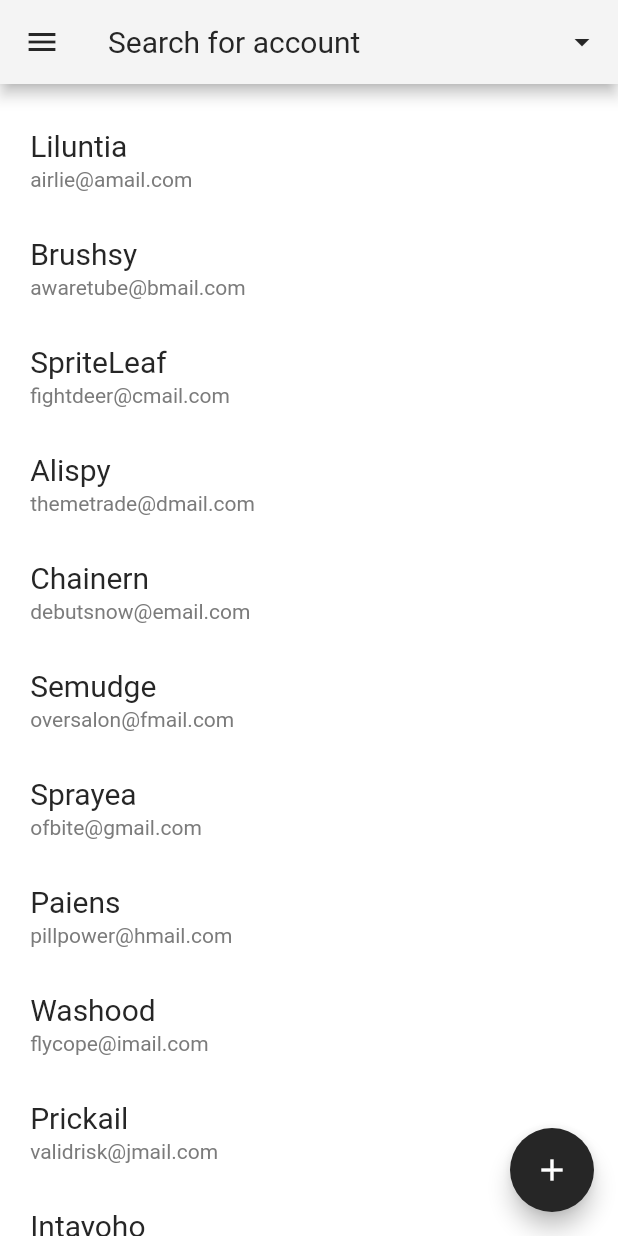
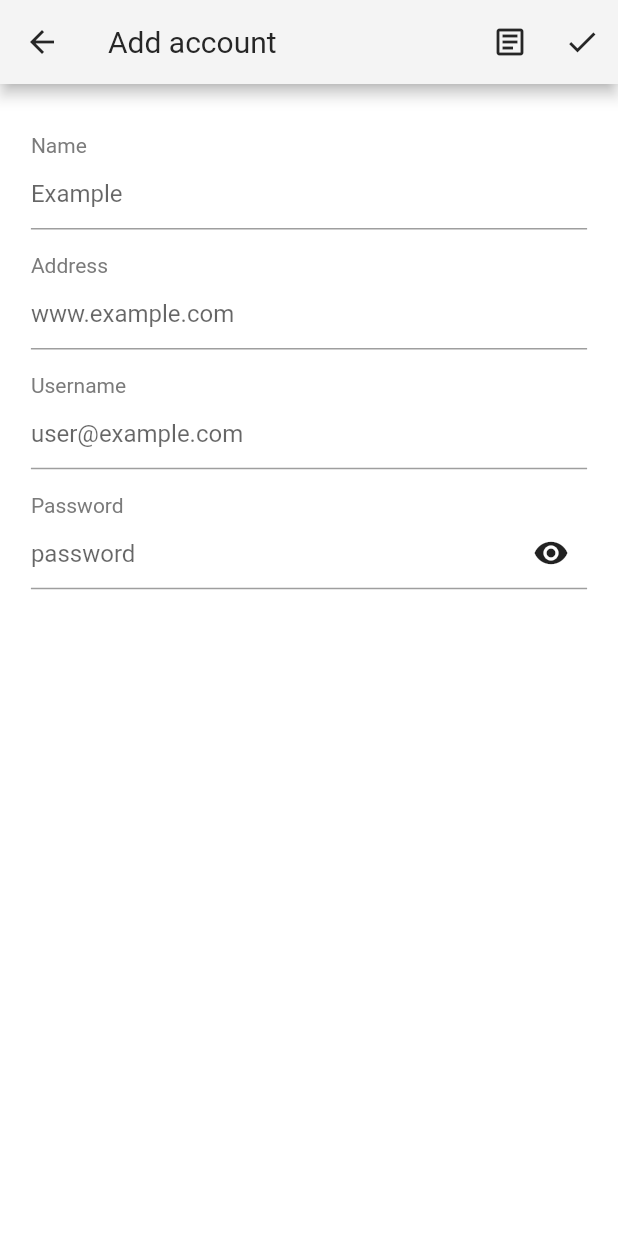
Before and after one commit to franthormel/sealpass, a Flutter app: the Home screen opened directly, after a tap on the "add" icon, on a phone screen of 412 x 824 dp. Run offline on Flutter 3.47's test engine with Material 2 defaults, Android fonts, the phone set to English and light mode, and no system bars.

Commit message:
Add credential

```diff
--- a/lib/manager/padding.dart
+++ b/lib/manager/padding.dart
@@ -6,6 +6,9 @@ class PaddingManager {
 
   static const _kHomeVertical = .02;
   static const _kHomeHorizontal = .01;
+
+  static const _kCredentialAddVertical = .04;
+  static const _kCredentialAddHorizontal = .05;
 
   ///Returns padding for [Security] screen
   static EdgeInsets security(Size size) {
@@ -18,10 +21,22 @@ class PaddingManager {
   ///Returns padding for [Home] screen
   static EdgeInsets home(Size size) {
     final horizontal = size.width * _kHomeHorizontal;
+
     return EdgeInsets.only(
       top: size.height * _kHomeVertical,
       left: horizontal,
       right: horizontal,
     );
   }
+
+  ///Returns padding for [CredentialAdd] screen
+  static EdgeInsets credentialAdd(Size size) {
+    final horizontal = size.width * _kCredentialAddHorizontal;
+
+    return EdgeInsets.only(
+      top: size.height * _kCredentialAddVertical,
+      right: horizontal,
+      left: horizontal,
+    );
+  }
 }
--- a/lib/manager/size.dart
+++ b/lib/manager/size.dart
@@ -4,8 +4,7 @@ class SizeManager {
   static const _kLogoW = .26;
   static const _kLogoH = .20;
 
-  static const _kIconFingerW = .13;
-  static const _kIconFingerH = .07;
+  static const _kIconFinger = .07;
 
   ///Returns the size for image logo
   static Size logo(Size size) {
@@ -15,11 +14,8 @@ class SizeManager {
     );
   }
 
-  ///Returns the size for the fingerprint icon
+  ///Returns the width for the fingerprint icon
   static double iconFinger(Size size) {
-    //LESS accurate
-    //return size.width * _kIconFingerW;
-    //MORE accurate
-    return size.height * _kIconFingerH;
+    return size.height * _kIconFinger;
   }
 }
--- a/lib/models/credential.dart
+++ b/lib/models/credential.dart
@@ -1,5 +1,5 @@
 class Credential {
-  final String company;
+  final String name;
   final String address;
 
   final String username;
@@ -8,10 +8,17 @@ class Credential {
   final DateTime time;
 
   const Credential({
-    this.company,
+    this.name,
     this.address,
     this.username,
     this.password,
     this.time,
   });
+
+  Credential.now({
+    this.name,
+    this.address,
+    this.username,
+    this.password,
+  }) : time = DateTime.now();
 }
--- a/lib/models/data/credentials.dart
+++ b/lib/models/data/credentials.dart
@@ -2,182 +2,182 @@ import '../credential.dart';
 
 List<Credential> sourceCredentials = [
   Credential(
-    company: "Liluntia",
+    name: "Liluntia",
     address: "https://liluntia.com",
     username: "airlie@amail.com",
     password: "RPZwtYRx",
     time: DateTime(2020, 6, 24),
   ),
   Credential(
-    company: "Brushsy",
+    name: "Brushsy",
     address: "https://brushsy.com",
     username: "awaretube@bmail.com",
     password: "dBEpiWrE",
     time: DateTime(2020, 10, 5),
   ),
   Credential(
-    company: "SpriteLeaf",
+    name: "SpriteLeaf",
     address: "https://spriteleaf.com",
     username: "fightdeer@cmail.com",
     password: "qmEq4Ysp",
     time: DateTime(2020, 10, 27),
   ),
   Credential(
-    company: "Alispy",
+    name: "Alispy",
     address: "https://alispy.com",
     username: "themetrade@dmail.com",
     password: "fStaJQLj",
     time: DateTime(2020, 11, 16),
   ),
   Credential(
-    company: "Chainern",
+    name: "Chainern",
     address: "https://chainern.com",
     username: "debutsnow@email.com",
     password: "g2hF8BWG",
     time: DateTime(2021, 2, 24),
   ),
   Credential(
-    company: "Semudge",
+    name: "Semudge",
     address: "https://semudge.com",
     username: "oversalon@fmail.com",
     password: "4mubdzCZ",
-    time: DateTime(2021, 12, 10),
+    time: DateTime(2021, 1, 10),
   ),
   Credential(
-    company: "Sprayea",
+    name: "Sprayea",
     address: "https://sprayea.com",
     username: "ofbite@gmail.com",
     password: "jiC0K1Mu",
     time: DateTime(2020, 6, 4),
   ),
   Credential(
-    company: "Paiens",
+    name: "Paiens",
     address: "https://paiens.com",
     username: "pillpower@hmail.com",
     password: "LWn6Qll5",
     time: DateTime(2020, 9, 18),
   ),
   Credential(
-    company: "Washood",
+    name: "Washood",
     address: "https://washood.com",
     username: "flycope@imail.com",
     password: "VCOfRMeS",
-    time: DateTime(2021, 8, 2),
+    time: DateTime(2021, 4, 2),
   ),
   Credential(
-    company: "Prickail",
+    name: "Prickail",
     address: "https://prickail.com",
     username: "validrisk@jmail.com",
     password: "kpzNot6j",
-    time: DateTime(2021, 11, 4),
+    time: DateTime(2021, 1, 4),
   ),
   Credential(
-    company: "Intayoho",
+    name: "Intayoho",
     address: "https://intayoho.com",
     username: "steelfresh@kmail.com",
     password: "X0JohMiL",
     time: DateTime(2020, 6, 8),
   ),
   Credential(
-    company: "Mokunk",
+    name: "Mokunk",
     address: "https://mokunk.com",
     username: "grazecause@lmail.com",
     password: "wNsNJ7zH",
     time: DateTime(2020, 6, 24),
   ),
   Credential(
-    company: "Arniures",
+    name: "Arniures",
     address: "https://arniures.com",
     username: "tubecan@mmail.com",
     password: "fRBayrHV",
     time: DateTime(2020, 8, 11),
   ),
   Credential(
-    company: "Lipinks",
+    name: "Lipinks",
     address: "https://lipinks.com",
     username: "wayleft@nmail.com",
     password: "RhC0DkmT",
     time: DateTime(2020, 10, 28),
   ),
   Credential(
-    company: "Vilugs",
+    name: "Vilugs",
     address: "https://vilugs.com",
     username: "sippower@omail.com",
     password: "wmEuxkG2",
     time: DateTime(2021, 1, 6),
   ),
   Credential(
-    company: "AudioKey",
+    name: "AudioKey",
     address: "https://audiokey.com",
     username: "soarif@pmail.com",
     password: "58mGi2SV",
     time: DateTime(2021, 2, 12),
   ),
   Credential(
-    company: "Audiofina",
+    name: "Audiofina",
     address: "https://audiofina.com",
     username: "sowuser@qmail.com",
     password: "yf0HygKb",
     time: DateTime(2021, 3, 16),
   ),
   Credential(
-    company: "Stereo.ly",
+    name: "Stereo.ly",
     address: "https://stereoly.com",
     username: "purefile@rmail.com",
     password: "VRf4Y29N",
-    time: DateTime(2021, 6, 3),
+    time: DateTime(2021, 2, 3),
   ),
   Credential(
-    company: "Velires",
+    name: "Velires",
     address: "https://velires.com",
     username: "reachsolo@smail.com",
     password: "VV6DpPOt",
-    time: DateTime(2021, 8, 4),
+    time: DateTime(2021, 4, 4),
   ),
   Credential(
-    company: "Wiizer",
+    name: "Wiizer",
     address: "https://wiizer.com",
     username: "electpure@tmail.com",
     password: "AUOOU0th",
     time: DateTime(2021, 2, 12),
   ),
   Credential(
-    company: "Whisper Time",
+    name: "Whisper Time",
     address: "https://whispertime.com",
     username: "longclose@umail.com",
     password: "JItC7yzS",
     time: DateTime(2020, 9, 17),
   ),
   Credential(
-    company: "Whisperr",
+    name: "Whisperr",
     address: "https://whisperr.com",
     username: "runtrace@vmail.com",
     password: "fGCJi5zt",
     time: DateTime(2020, 11, 9),
   ),
   Credential(
-    company: "Lovlight",
+    name: "Lovlight",
     address: "https://lovlight.com",
     username: "breedmeans@wmail.com",
     password: "oherzEDC",
-    time: DateTime(2021, 6, 29),
+    time: DateTime(2021, 2, 29),
   ),
   Credential(
-    company: "Splutterd",
+    name: "Splutterd",
     address: "https://splutterd.com",
     username: "smallbill@xmail.com",
     password: "5kPOqOQ6",
-    time: DateTime(2021, 7, 12),
+    time: DateTime(2021, 3, 12),
   ),
   Credential(
-    company: "Narling",
+    name: "Narling",
     address: "https://narling.com",
     username: "norise@ymail.com",
     password: "534mFnCH",
-    time: DateTime(2021, 12, 21),
+    time: DateTime(2021, 1, 21),
   ),
   Credential(
-    company: "Shriking",
+    name: "Shriking",
     address: "https://shriking.com",
     username: "bulbsmash@zmail.com",
     password: "z3E0oHWk",
--- a/lib/models/enum/enums.dart
+++ b/lib/models/enum/enums.dart
@@ -1,4 +1,4 @@
-enum SearchType {
+enum SortType {
   Alphabetical,
   Chronological,
 }
--- /dev/null
+++ b/lib/screens/credential_add.dart
@@ -0,0 +1,198 @@
+import 'package:flutter/material.dart';
+
+import '../manager/padding.dart';
+import '../models/credential.dart';
+
+class CredentialAdd extends StatefulWidget {
+  const CredentialAdd({Key key}) : super(key: key);
+
+  @override
+  _CredentialAddState createState() => _CredentialAddState();
+}
+
+class _CredentialAddState extends State<CredentialAdd> {
+  final keyForm = GlobalKey<FormState>();
+  final textName = TextEditingController();
+  final textAddress = TextEditingController();
+  final textUsername = TextEditingController();
+  final textPassword = TextEditingController();
+
+  bool visiblePassword = true;
+
+  void sampleInput() {
+    textName.text = "Google";
+    textAddress.text = "accounts.google.com";
+    textUsername.text = "sample@gmail.com";
+    textPassword.text = "P@s\$w0rd";
+  }
+
+  @override
+  Widget build(BuildContext context) {
+    final size = MediaQuery.of(context).size;
+
+    final padding = PaddingManager.credentialAdd(size);
+
+    return Scaffold(
+      resizeToAvoidBottomInset: false,
+      appBar: AppBar(
+        title: Text("Add account"),
+        actions: <Widget>[
+          //FOR SAMPLING ONLY!!!
+          IconButton(
+            icon: Icon(Icons.article_outlined),
+            tooltip: "Sample",
+            onPressed: () {
+              sampleInput();
+            },
+          ),
+          IconButton(
+            icon: Icon(Icons.check),
+            onPressed: () {
+              //Validate form
+              if (keyForm.currentState.validate()) {
+                final name = textName.text;
+                final address = textAddress.text;
+                final username = textUsername.text;
+                final password = textPassword.text;
+
+                final credential = Credential.now(
+                  name: name,
+                  address: address,
+                  username: username,
+                  password: password,
+                );
+
+                Navigator.pop<Credential>(context, credential);
+              }
+            },
+            tooltip: "Add",
+          ),
+        ],
+      ),
+      body: Padding(
+        padding: padding,
+        //TODO: Put max limits on input
+        //TODO: When the keyboard 'check' key is pressed make the focused TextFormField move to the next one
+        child: Form(
+          key: keyForm,
+          child: Column(
+            children: <Widget>[
+              //Name
+              Column(
+                children: <Widget>[
+                  Align(
+                    alignment: Alignment.centerLeft,
+                    child: Text("Name"),
+                  ),
+                  TextFormField(
+                    controller: textName,
+                    validator: (value) {
+                      if (value == null || value.isEmpty) {
+                        return "Name is required";
+                      }
+                      return null;
+                    },
+                    decoration: InputDecoration(
+                      hintText: "Example",
+                    ),
+                  ),
+                ],
+              ),
+              Flexible(
+                child: FractionallySizedBox(
+                  heightFactor: .1,
+                ),
+              ),
+              //Address
+              Column(
+                children: <Widget>[
+                  Align(
+                    alignment: Alignment.centerLeft,
+                    child: Text("Address"),
+                  ),
+                  TextFormField(
+                    controller: textAddress,
+                    validator: (value) {
+                      if (value == null || value.isEmpty) {
+                        return "Address is required";
+                      }
+                      //TODO: Check if valid URL
+                      return null;
+                    },
+                    decoration: InputDecoration(
+                      hintText: "www.example.com",
+                    ),
+                  ),
+                ],
+              ),
+              Flexible(
+                child: FractionallySizedBox(
+                  heightFactor: .1,
+                ),
+              ),
+              //Username
+              Column(
+                children: <Widget>[
+                  Align(
+                    alignment: Alignment.centerLeft,
+                    child: Text("Username"),
+                  ),
+                  TextFormField(
+                    controller: textUsername,
+                    decoration: InputDecoration(
+                      hintText: "user@example.com",
+                    ),
+                  ),
+                ],
+              ),
+              Flexible(
+                child: FractionallySizedBox(
+                  heightFactor: .1,
+                ),
+              ),
+              //Password
+              Column(
+                children: <Widget>[
+                  Align(
+                    alignment: Alignment.centerLeft,
+                    child: Text("Password"),
+                  ),
+                  Stack(
+                    children: <Widget>[
+                      TextFormField(
+                        controller: textPassword,
+                        obscureText: visiblePassword,
+                        validator: (value) {
+                          if (value == null || value.isEmpty) {
+                            return "Password is required";
+                          }
+                          return null;
+                        },
+                        decoration: InputDecoration(
+                          hintText: "password",
+                        ),
+                      ),
+                      Align(
+                        alignment: Alignment.centerRight,
+                        child: IconButton(
+                          icon: visiblePassword
+                              ? Icon(Icons.visibility)
+                              : Icon(Icons.visibility_off),
+                          onPressed: () {
+                            setState(() {
+                              visiblePassword = !visiblePassword;
+                            });
+                          },
+                        ),
+                      ),
+                    ],
+                  ),
+                ],
+              ),
+            ],
+          ),
+        ),
+      ),
+    );
+  }
+}
--- a/lib/screens/home.dart
+++ b/lib/screens/home.dart
@@ -1,8 +1,10 @@
 import 'package:flutter/material.dart';
 
 import '../manager/padding.dart';
+import '../models/credential.dart';
 import '../models/data/credentials.dart';
 import '../models/enum/enums.dart';
+import '../screens/credential_add.dart';
 import 'search.dart';
 
 class Home extends StatefulWidget {
@@ -16,15 +18,36 @@ class Home extends StatefulWidget {
 
 class _HomeState extends State<Home> {
   final credentials = sourceCredentials;
+  final keyRefresh = GlobalKey<RefreshIndicatorState>();
 
-  SearchType searchType;
+  SortType sorting;
 
-  ///Sort [List<Credential>] depending on [SearchType]
+  ///Sort [List<Credential>] depending on [SortType]
   void sortCredentials() {
-    if (searchType == SearchType.Alphabetical) {
-      credentials.sort((a, b) => a.company.compareTo(b.company));
-    } else if (searchType == SearchType.Chronological) {
+    if (sorting == SortType.Alphabetical) {
+      credentials.sort((a, b) => a.name.compareTo(b.name));
+    } else if (sorting == SortType.Chronological) {
       credentials.sort((a, b) => b.time.compareTo(a.time));
+    }
+  }
+
+  ///Add returned [Credential] to [List<Credential>] then refresh [ListView]
+  void addCredential(BuildContext context) async {
+    final credential = await Navigator.push<Credential>(
+      context,
+      MaterialPageRoute(
+        builder: (context) => CredentialAdd(),
+      ),
+    );
+
+    if (credential != null) {
+      credentials.add(credential);
+
+      if (sorting != null) {
+        sortCredentials();
+      }
+
+      keyRefresh.currentState.show();
     }
   }
 
@@ -34,6 +57,7 @@ class _HomeState extends State<Home> {
     final padding = PaddingManager.home(size);
 
     final theme = Theme.of(context);
+    final colorRefresh = theme.primaryColor;
     final styleTitle = theme.textTheme.headline6;
     final styleSubtitle = theme.textTheme.bodyText2;
 
@@ -57,18 +81,18 @@ class _HomeState extends State<Home> {
           },
         ),
         actions: <Widget>[
-          PopupMenuButton<SearchType>(
+          PopupMenuButton<SortType>(
             icon: Icon(Icons.arrow_drop_down),
             onSelected: (value) {
-              searchType = value;
+              sorting = value;
 
               setState(() {
                 sortCredentials();
               });
             },
-            itemBuilder: (context) => <PopupMenuEntry<SearchType>>[
-              PopupMenuItem<SearchType>(
-                value: SearchType.Alphabetical,
+            itemBuilder: (context) => <PopupMenuEntry<SortType>>[
+              PopupMenuItem<SortType>(
+                value: SortType.Alphabetical,
                 child: Row(
                   mainAxisAlignment: MainAxisAlignment.spaceBetween,
                   children: <Widget>[
@@ -77,8 +101,8 @@ class _HomeState extends State<Home> {
                   ],
                 ),
               ),
-              PopupMenuItem<SearchType>(
-                value: SearchType.Chronological,
+              PopupMenuItem<SortType>(
+                value: SortType.Chronological,
                 child: Row(
                   mainAxisAlignment: MainAxisAlignment.spaceBetween,
                   children: <Widget>[
@@ -95,19 +119,42 @@ class _HomeState extends State<Home> {
       //TODO: Add method for add screen
       floatingActionButton: FloatingActionButton(
         child: Icon(Icons.add),
-        onPressed: () {},
+        onPressed: () {
+          addCredential(context);
+        },
       ),
       body: Padding(
         padding: padding,
+        child: RefreshIndicator(
+          color: colorRefresh,
+          key: keyRefresh,
+          onRefresh: () {
+            setState(() {});
+            return Future.delayed(const Duration(seconds: 1)).then((value) {
+              final messenger = ScaffoldMessenger.of(context);
+
+              messenger.showSnackBar(
+                (SnackBar(
+                  content: Text("Account created!"),
+                  action: SnackBarAction(
+                    label: 'OK',
+                    onPressed: () {
+                      messenger.hideCurrentSnackBar();
+                    },
+                  ),
+                )),
+              );
+            });
+          },
           child: ListView.builder(
             itemBuilder: (context, index) {
-            final c = sourceCredentials[index];
+              final c = credentials[index];
 
               //TODO: Add method for viewing credential details
               return ListTile(
                 onTap: () {},
                 title: Text(
-                c.company,
+                  c.name,
                   style: styleTitle,
                 ),
                 subtitle: Text(
@@ -118,6 +165,7 @@ class _HomeState extends State<Home> {
             },
           ),
         ),
+      ),
     );
   }
 }
--- a/lib/theme.dart
+++ b/lib/theme.dart
@@ -31,6 +31,10 @@ ThemeData themeData() {
       foregroundColor: kSwatchWhite,
     ),
     scaffoldBackgroundColor: kSwatchWhite,
+    snackBarTheme: SnackBarThemeData(
+      behavior: SnackBarBehavior.floating,
+      actionTextColor: kSwatchWhite,
+    ),
     textTheme: textTheme,
   );
 }
```
Lines whose indentation alone changed are shown as unchanged.
